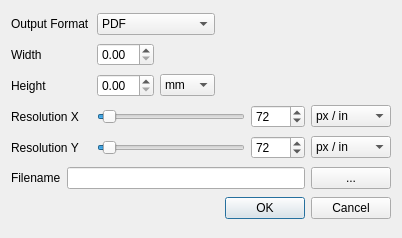
The window that src/exportdialog.ui (trent2/MathTools) describes before a commit, drawn with Qt 5.
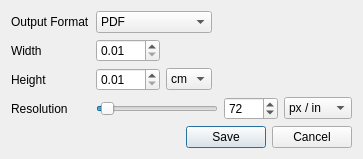
The same window after the commit.

Commit message: - implemented export to pdf and png - adjusted paint methods to paint on devices with different resolution   to keep a fixed line width and text size - fixed a couple of minor display bugs

Diff of the .ui file:
```diff
--- a/src/exportdialog.ui
+++ b/src/exportdialog.ui
@@ -1,34 +1,22 @@
 <?xml version="1.0" encoding="UTF-8"?>
 <ui version="4.0">
- <class>Dialog</class>
- <widget class="QDialog" name="Dialog">
-  <property name="windowModality">
-   <enum>Qt::ApplicationModal</enum>
-  </property>
+ <class>ExportDialog</class>
+ <widget class="QDialog" name="ExportDialog">
   <property name="geometry">
    <rect>
     <x>0</x>
     <y>0</y>
-    <width>402</width>
-    <height>238</height>
+    <width>397</width>
+    <height>175</height>
    </rect>
   </property>
-  <property name="minimumSize">
-   <size>
-    <width>402</width>
-    <height>238</height>
-   </size>
-  </property>
-  <property name="maximumSize">
-   <size>
-    <width>402</width>
-    <height>238</height>
-   </size>
-  </property>
   <property name="windowTitle">
    <string>Export to...</string>
   </property>
   <layout class="QGridLayout" name="gridLayout">
+   <property name="sizeConstraint">
+    <enum>QLayout::SetFixedSize</enum>
+   </property>
    <item row="0" column="0" colspan="2">
     <widget class="QLabel" name="outputFormatLabel">
      <property name="text">
@@ -64,7 +52,14 @@
     </widget>
    </item>
    <item row="1" column="2">
-    <widget class="QDoubleSpinBox" name="widthSpinBox"/>
+    <widget class="QDoubleSpinBox" name="widthSpinBox">
+     <property name="minimum">
+      <double>0.010000000000000</double>
+     </property>
+     <property name="maximum">
+      <double>400.000000000000000</double>
+     </property>
+    </widget>
    </item>
    <item row="2" column="0">
     <widget class="QLabel" name="heightLabel">
@@ -77,13 +72,20 @@
     </widget>
    </item>
    <item row="2" column="2">
-    <widget class="QDoubleSpinBox" name="heightSpinBox"/>
+    <widget class="QDoubleSpinBox" name="heightSpinBox">
+     <property name="minimum">
+      <double>0.010000000000000</double>
+     </property>
+     <property name="maximum">
+      <double>400.000000000000000</double>
+     </property>
+    </widget>
    </item>
    <item row="2" column="3">
     <widget class="QComboBox" name="measureComboBox">
      <item>
       <property name="text">
-       <string>mm</string>
+       <string>cm</string>
       </property>
      </item>
      <item>
@@ -91,25 +93,20 @@
        <string>in</string>
       </property>
      </item>
-     <item>
-      <property name="text">
-       <string>pixel</string>
-      </property>
-     </item>
     </widget>
    </item>
    <item row="3" column="0" colspan="2">
-    <widget class="QLabel" name="resXLabel">
+    <widget class="QLabel" name="resLabel">
      <property name="text">
-      <string>Resolution X</string>
+      <string>Resolution</string>
      </property>
      <property name="buddy">
-      <cstring>resXHSlider</cstring>
+      <cstring>resHSlider</cstring>
      </property>
     </widget>
    </item>
    <item row="3" column="2" colspan="3">
-    <widget class="QSlider" name="resXHSlider">
+    <widget class="QSlider" name="resHSlider">
      <property name="minimum">
       <number>30</number>
      </property>
@@ -125,7 +122,7 @@
     </widget>
    </item>
    <item row="3" column="5">
-    <widget class="QSpinBox" name="resXSpinBox">
+    <widget class="QSpinBox" name="resSpinBox">
      <property name="minimum">
       <number>30</number>
      </property>
@@ -138,7 +135,7 @@
     </widget>
    </item>
    <item row="3" column="6">
-    <widget class="QComboBox" name="esXRatioComboBox">
+    <widget class="QComboBox" name="resRatioComboBox">
      <item>
       <property name="text">
        <string>px / in</string>
@@ -151,86 +148,13 @@
      </item>
     </widget>
    </item>
-   <item row="4" column="0" colspan="2">
-    <widget class="QLabel" name="resYLabel">
-     <property name="text">
-      <string>Resolution Y</string>
-     </property>
-     <property name="buddy">
-      <cstring>resYHSlider</cstring>
-     </property>
-    </widget>
-   </item>
-   <item row="4" column="2" colspan="3">
-    <widget class="QSlider" name="resYHSlider">
-     <property name="minimum">
-      <number>30</number>
-     </property>
-     <property name="maximum">
-      <number>1200</number>
-     </property>
-     <property name="value">
-      <number>72</number>
-     </property>
-     <property name="orientation">
-      <enum>Qt::Horizontal</enum>
-     </property>
-    </widget>
-   </item>
-   <item row="4" column="5">
-    <widget class="QSpinBox" name="resYSpinBox">
-     <property name="minimum">
-      <number>30</number>
-     </property>
-     <property name="maximum">
-      <number>1200</number>
-     </property>
-     <property name="value">
-      <number>72</number>
-     </property>
-    </widget>
-   </item>
-   <item row="4" column="6">
-    <widget class="QComboBox" name="resYRatioComboBox">
-     <item>
-      <property name="text">
-       <string>px / in</string>
-      </property>
-     </item>
-     <item>
-      <property name="text">
-       <string>px / cm</string>
-      </property>
-     </item>
-    </widget>
-   </item>
-   <item row="5" column="0">
-    <widget class="QLabel" name="filenameLabel">
-     <property name="text">
-      <string>Filename</string>
-     </property>
-     <property name="buddy">
-      <cstring>filenameLineEdit</cstring>
-     </property>
-    </widget>
-   </item>
-   <item row="5" column="1" colspan="5">
-    <widget class="QLineEdit" name="filenameLineEdit"/>
-   </item>
-   <item row="6" column="0" colspan="7">
+   <item row="4" column="0" colspan="7">
     <widget class="QDialogButtonBox" name="buttonBox">
      <property name="orientation">
       <enum>Qt::Horizontal</enum>
      </property>
      <property name="standardButtons">
-      <set>QDialogButtonBox::Cancel|QDialogButtonBox::Ok</set>
-     </property>
-    </widget>
-   </item>
-   <item row="5" column="6">
-    <widget class="QPushButton" name="fileDialogPushButton">
-     <property name="text">
-      <string>...</string>
+      <set>QDialogButtonBox::Cancel|QDialogButtonBox::Save</set>
      </property>
     </widget>
    </item>
```
Left out of the diff: 82 changed lines with no effect on the pictures. The commit also changes 7 other files.
